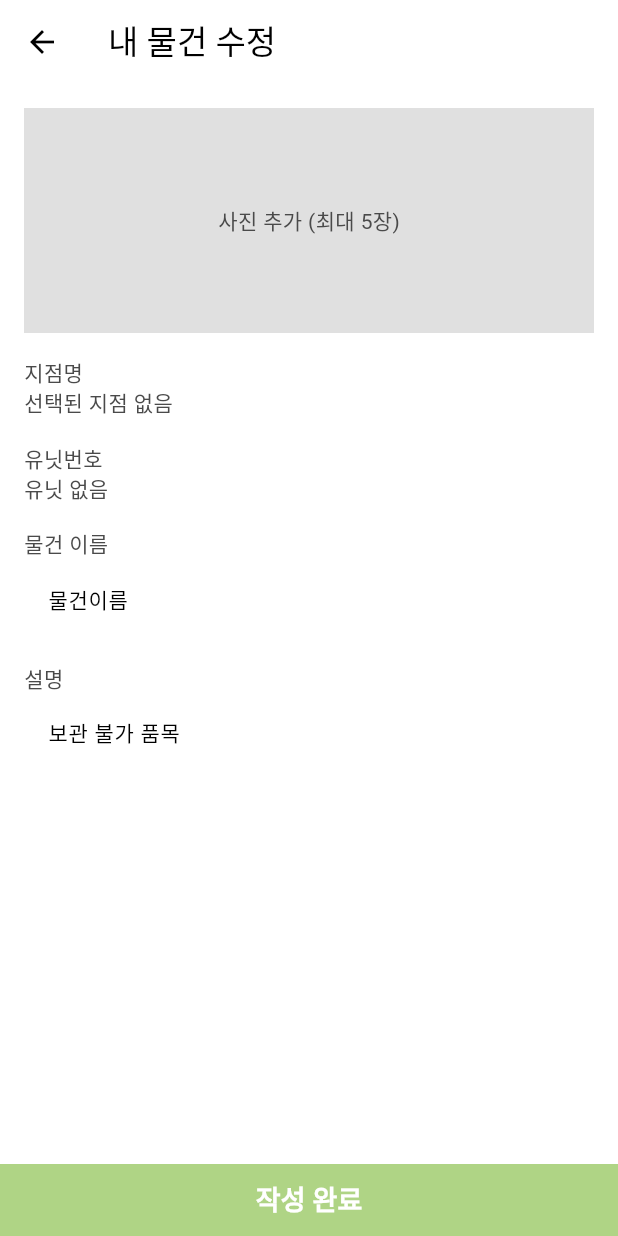
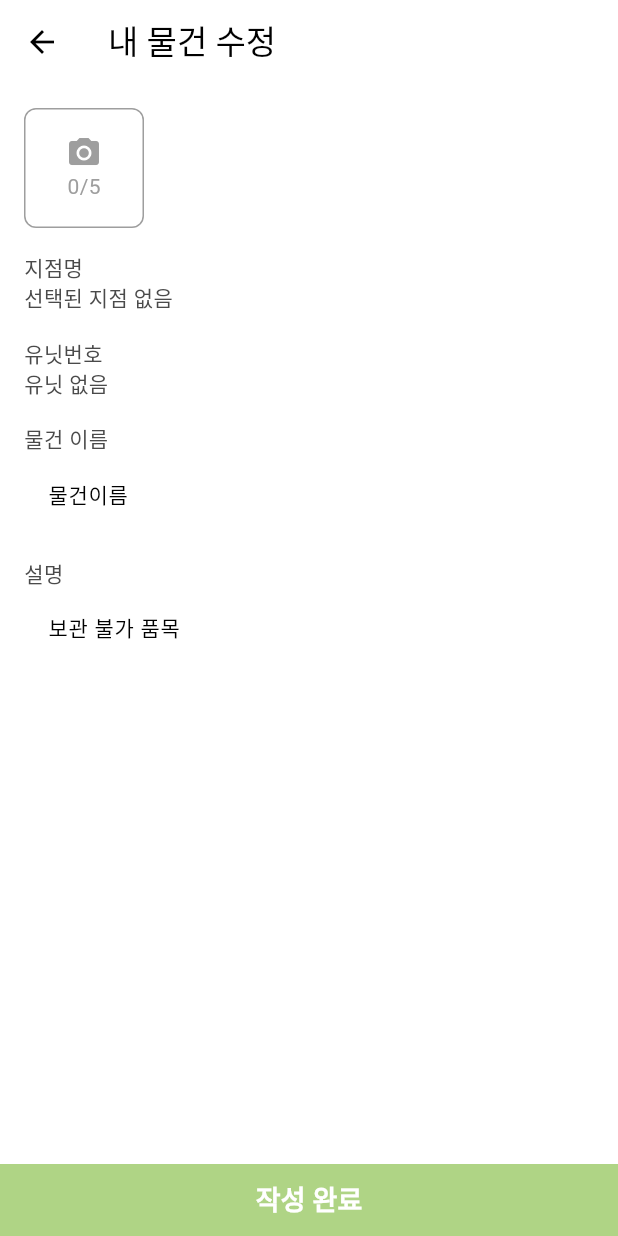
Before and after one commit to eun-young2/ShareWare, a Flutter app: the RegisterItemsPage screen opened directly with empty values, on a phone screen of 412 x 824 dp. Run offline on Flutter 3.47's test engine with Material 3 defaults, Android fonts, the phone set to English and light mode, and no system bars; our stand-ins replace flutter_dotenv, geolocator, image_gallery_saver, image_picker, permission_handler, shared_preferences and 1 more; missing offline and left inert: flutter_vlc_player, kakaomap_webview; accounts and stored records are empty; network calls fail.

Commit message:
물품 사진 등록하는 부분 UI 수정

```diff
--- a/Frontend/shareware/lib/register_items.dart
+++ b/Frontend/shareware/lib/register_items.dart
@@ -1,6 +1,7 @@
 import 'package:flutter/material.dart';
+import 'package:image_gallery_saver/image_gallery_saver.dart';
 import 'package:image_picker/image_picker.dart';
-import 'dart:convert';
+import 'dart:convert'; // base64로 encode해서 서버로 보내기 위해
 import 'dart:io';
 import 'package:http/http.dart' as http;
 import 'package:provider/provider.dart';
@@ -8,6 +9,7 @@ import 'providers/auth_provider.dart';
 import 'config.dart';
 import 'package:path_provider/path_provider.dart';
 import 'package:permission_handler/permission_handler.dart';
+import 'package:flutter/services.dart';
 
 class RegisterItemsPage extends StatefulWidget {
   final Function(Map<String, dynamic>) onSubmit;
@@ -26,8 +28,9 @@ class _RegisterItemsPageState extends State<RegisterItemsPage> {
   final TextEditingController _descriptionController = TextEditingController();
   final ImagePicker _picker = ImagePicker();
   List<XFile> _images = [];
+  final int maxImageCount = 5;
   List<String> _encodedImages = []; // base64 인코딩된 이미지 리스트
-  bool _isEditing = false; // 수정 모드 확인 변수 추가
+  bool _isEditing = false;
 
   @override
   void initState() {
@@ -91,6 +94,13 @@ class _RegisterItemsPageState extends State<RegisterItemsPage> {
         SnackBar(content: Text('최대 5장의 사진만 추가할 수 있습니다.')),
       );
     }
+  }
+
+  // 이미지 삭제 메서드
+  void _removeImage(int index) {
+    setState(() {
+      _images.removeAt(index);
+    });
   }
 
   // 이미지 선택 옵션을 띄우는 메서드
@@ -189,7 +199,6 @@ class _RegisterItemsPageState extends State<RegisterItemsPage> {
 
   @override
   Widget build(BuildContext context) {
-    print('RegisterItemsPage가 렌더링되었습니다.');
     return Scaffold(
       appBar: AppBar(
         leading: IconButton(
@@ -205,22 +214,92 @@ class _RegisterItemsPageState extends State<RegisterItemsPage> {
         child: Column(
           crossAxisAlignment: CrossAxisAlignment.start,
           children: [
-            GestureDetector(
-              onTap: _showImageSourceSelection,
-              child: Container(
-                height: 150,
-                color: Colors.grey[300],
-                child: _images.isEmpty
-                    ? Center(child: Text('사진 추가 (최대 5장)'))
-                    : PageView(
-                        children: _images
-                            .map((image) => Image.file(
-                                  File(image.path),
+            // 사진 추가 및 미리보기 영역
+            Row(
+              children: [
+                // 사진 추가 버튼
+                GestureDetector(
+                  onTap: _showImageSourceSelection,
+                  child: Container(
+                    width: 80,
+                    height: 80,
+                    decoration: BoxDecoration(
+                      border: Border.all(color: Colors.grey),
+                      borderRadius: BorderRadius.circular(8),
+                    ),
+                    child: Column(
+                      mainAxisAlignment: MainAxisAlignment.center,
+                      children: [
+                        Icon(Icons.camera_alt, color: Colors.grey),
+                        Text(
+                          '${_images.length}/5',
+                          style: TextStyle(color: Colors.grey),
+                        ),
+                      ],
+                    ),
+                  ),
+                ),
+                SizedBox(width: 10),
+                // 이미지 미리보기 리스트
+                Expanded(
+                  child: SingleChildScrollView(
+                    scrollDirection: Axis.horizontal,
+                    child: Row(
+                      children: List.generate(_images.length, (index) {
+                        return Stack(
+                          children: [
+                            Container(
+                              margin: EdgeInsets.symmetric(horizontal: 5),
+                              width: 80,
+                              height: 80,
+                              decoration: BoxDecoration(
+                                borderRadius: BorderRadius.circular(8),
+                                image: DecorationImage(
+                                  image: FileImage(File(_images[index].path)),
                                   fit: BoxFit.cover,
-                                ))
-                            .toList(),
-                      ),
-              ),
+                                ),
+                              ),
+                              child: index == 0
+                                  ? Align(
+                                      alignment: Alignment.bottomCenter,
+                                      child: Container(
+                                        width: double.infinity,
+                                        color: Colors.black54,
+                                        padding:
+                                            EdgeInsets.symmetric(vertical: 2),
+                                        child: Text(
+                                          "대표사진",
+                                          textAlign: TextAlign.center,
+                                          style: TextStyle(
+                                              color: Colors.white,
+                                              fontSize: 12),
+                                        ),
+                                      ),
+                                    )
+                                  : null,
+                            ),
+                            // 삭제 버튼
+                            Positioned(
+                              top: 0,
+                              right: 0,
+                              child: GestureDetector(
+                                onTap: () =>
+                                    setState(() => _images.removeAt(index)),
+                                child: CircleAvatar(
+                                  radius: 12,
+                                  backgroundColor: Colors.black54,
+                                  child: Icon(Icons.close,
+                                      size: 16, color: Colors.white),
+                                ),
+                              ),
+                            ),
+                          ],
+                        );
+                      }),
+                    ),
+                  ),
+                ),
+              ],
             ),
             SizedBox(height: 16),
             Text("지점명"),
@@ -259,7 +338,6 @@ class _RegisterItemsPageState extends State<RegisterItemsPage> {
         child: TextButton(
           onPressed: () {
             if (_nameController.text.isEmpty) {
-              // 이름 필드가 비어있다면 경고 메시지를 보여줍니다.
               ScaffoldMessenger.of(context).showSnackBar(
                 SnackBar(content: Text('물품 이름을 입력해주세요')),
               );
--- a/Frontend/shareware/pubspec.yaml
+++ b/Frontend/shareware/pubspec.yaml
@@ -20,7 +20,6 @@ dependencies:
 
   qr_flutter: ^4.0.0  # 최신 버전 확인 후 사용
 
-  # shared_preferences: ^2.3.2 # 최신 버전 맞음. 로그인 정보 사용자 기기에 저장해서 앱 재실행 시 로그인 상태 복원에 필요
   flutter_secure_storage: ^9.2.2 #
   http: ^0.13.3
   provider: ^6.1.2
@@ -29,6 +28,7 @@ dependencies:
   image_picker: ^1.1.2
   dio: ^5.7.0
   permission_handler: ^11.3.1 # 저장 권한도 요청
+  image_gallery_saver: ^2.0.3
 
   geolocator: ^13.0.1
 
```
Also changed, not shown: Frontend/shareware/pubspec.lock, 3 other files.
